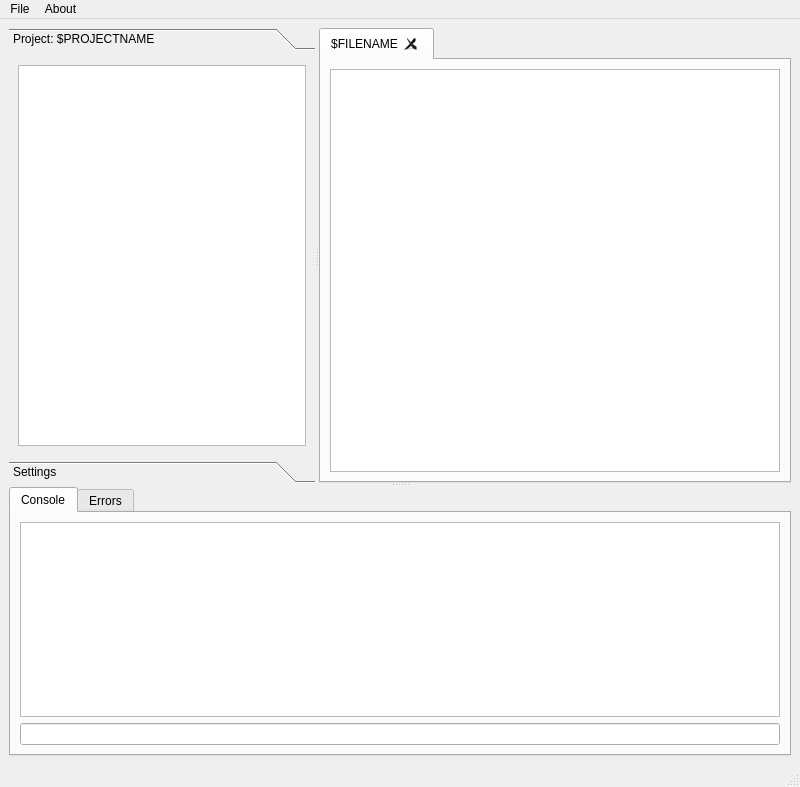
This is src/ui/mainWindow/mainWindow.ui in sophies92/sosText as Qt 5 draws it before an edit. The edited form follows.
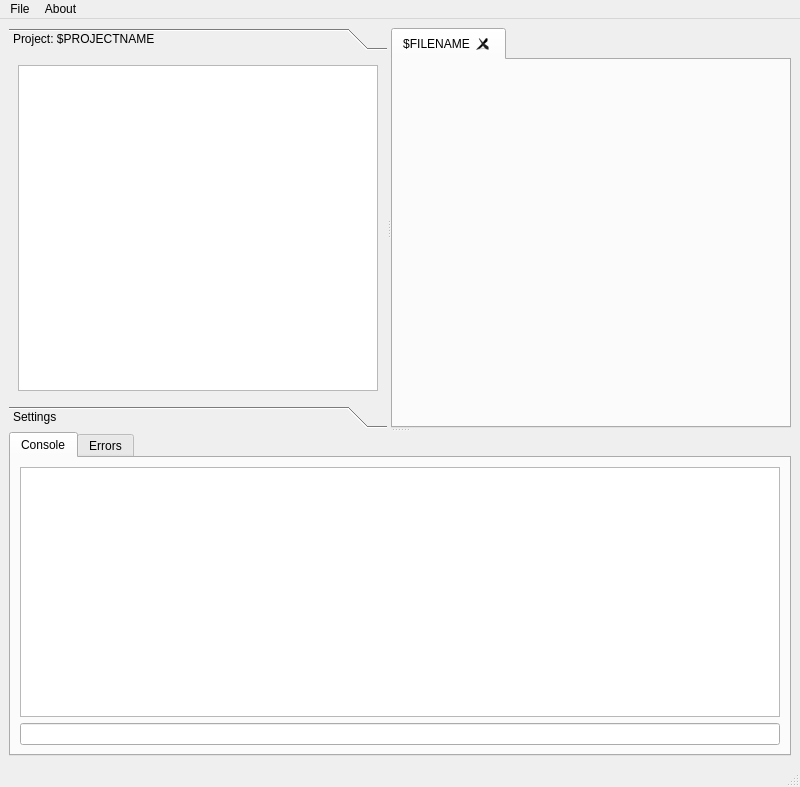
This is the edited form.

Commit message: change to doc tabs

Diff of the .ui file:
```diff
--- a/src/ui/mainWindow/mainWindow.ui
+++ b/src/ui/mainWindow/mainWindow.ui
@@ -85,7 +85,7 @@
            <x>0</x>
            <y>0</y>
            <width>306</width>
-           <height>392</height>
+           <height>387</height>
           </rect>
          </property>
          <property name="sizePolicy">
@@ -168,27 +168,7 @@
          <attribute name="title">
           <string>$FILENAME</string>
          </attribute>
-         <layout class="QGridLayout" name="gridLayout_3">
-          <item row="0" column="0">
-           <widget class="QTextEdit" name="textEdit">
-            <property name="sizePolicy">
-             <sizepolicy hsizetype="MinimumExpanding" vsizetype="MinimumExpanding">
-              <horstretch>0</horstretch>
-              <verstretch>0</verstretch>
-             </sizepolicy>
-            </property>
-            <property name="minimumSize">
-             <size>
-              <width>400</width>
-              <height>400</height>
-             </size>
-            </property>
-            <property name="documentTitle">
-             <string/>
-            </property>
-           </widget>
-          </item>
-         </layout>
+         <layout class="QGridLayout" name="gridLayout_3"/>
         </widget>
        </widget>
       </widget>
```
